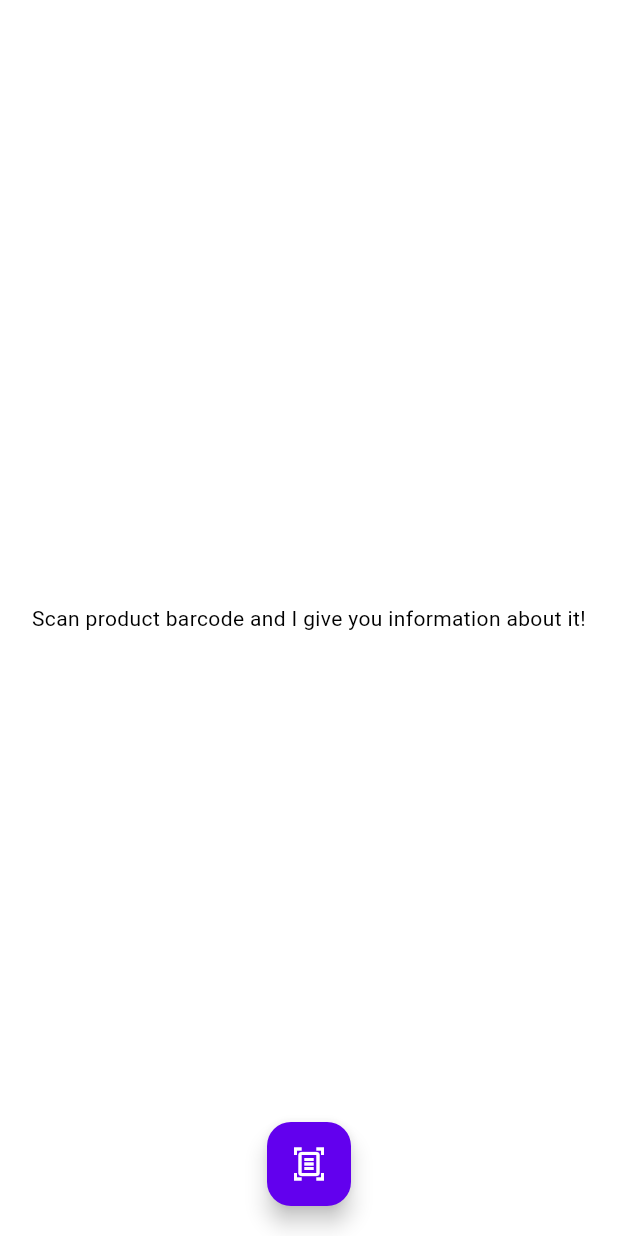
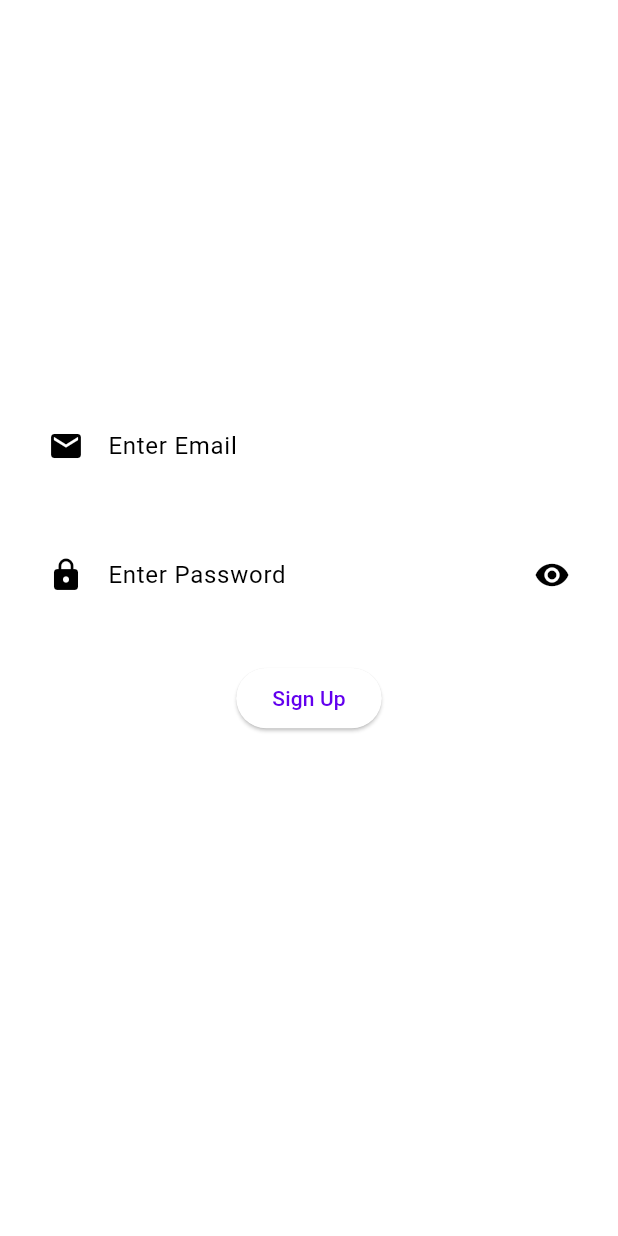
Before and after one commit to ilyosyusuf/barcode, a Flutter app: the screen it shows after launch, on a phone screen of 412 x 824 dp. Run offline on Flutter 3.47's test engine with Material 2 defaults, Android fonts, the phone set to English and light mode, and no system bars; our stand-ins replace firebase_auth, firebase_core; missing offline and left inert: flutter_barcode_scanner; accounts and stored records are empty.

Commit message:
Authentication service was added with firebase

```diff
--- a/lib/config/routes/page_router.dart
+++ b/lib/config/routes/page_router.dart
@@ -1,3 +1,4 @@
+import 'package:barcodeapp/screens/authentication/authentication_page.dart';
 import 'package:barcodeapp/screens/home/home_page.dart';
 import 'package:flutter/material.dart';
 
@@ -11,6 +12,8 @@ class MyRoute {
     switch (settings.name) {
       case '/home':
         return _pages(const HomePage());
+      case '/signup':
+        return _pages(SignUpPage());
       default:
     }
   }
--- a/lib/main.dart
+++ b/lib/main.dart
@@ -1,7 +1,11 @@
 import 'package:barcodeapp/config/routes/page_router.dart';
+import 'package:barcodeapp/services/firebase_service.dart';
+import 'package:firebase_core/firebase_core.dart';
 import 'package:flutter/material.dart';
 
-void main() {
+void main() async {
+  WidgetsFlutterBinding.ensureInitialized();
+  await Firebase.initializeApp();
   runApp(const MyApp());
 }
 
@@ -15,7 +19,7 @@ class MyApp extends StatelessWidget {
       title: 'BarCode',
       theme:
           ThemeData(useMaterial3: true, colorScheme: const ColorScheme.light()),
-      initialRoute: '/home',
+      initialRoute: "/signup",
       onGenerateRoute: MyRoute.instance.onGenerateRoute,
     );
   }
--- /dev/null
+++ b/lib/screens/authentication/authentication_page.dart
@@ -0,0 +1,86 @@
+import 'package:barcodeapp/services/authentication_service.dart';
+import 'package:flutter/material.dart';
+
+class SignUpPage extends StatefulWidget {
+  @override
+  State<SignUpPage> createState() => _SignUpPageState();
+}
+
+class _SignUpPageState extends State<SignUpPage> {
+  TextEditingController emailController = TextEditingController();
+  TextEditingController passwordController = TextEditingController();
+  bool isShown = true;
+
+  @override
+  Widget build(BuildContext context) {
+    return Scaffold(
+      resizeToAvoidBottomInset: false,
+      body: Column(
+        children: [
+          Expanded(
+            flex: 4,
+            child: Padding(
+              padding: const EdgeInsets.all(20.0),
+              child: Column(
+                mainAxisAlignment: MainAxisAlignment.center,
+                children: [
+                  Form(
+                    child: Column(
+                      children: [
+                        TextFormField(
+                          controller: emailController,
+                          decoration: InputDecoration(
+                            prefixIcon: Icon(Icons.email),
+                            labelText: "Enter Email",
+                            fillColor: Colors.white,
+                            filled: true,
+                            border: OutlineInputBorder(
+                              borderSide: BorderSide.none,
+                              borderRadius: BorderRadius.circular(15.0),
+                            ),
+                          ),
+                        ),
+                        const SizedBox(
+                          height: 30.0,
+                        ),
+                        TextFormField(
+                          controller: passwordController,
+                          obscureText: isShown,
+                          decoration: InputDecoration(
+                            prefixIcon: Icon(Icons.lock),
+                            suffixIcon: IconButton(
+                              icon: Icon(Icons.remove_red_eye),
+                              onPressed: () {
+                                isShown = !isShown;
+                                setState(() {});
+                              },
+                            ),
+                            labelText: "Enter Password",
+                            fillColor: Colors.white,
+                            filled: true,
+                            border: OutlineInputBorder(
+                              borderSide: BorderSide.none,
+                              borderRadius: BorderRadius.circular(15.0),
+                            ),
+                          ),
+                        ),
+                      ],
+                    ),
+                  ),
+                  const SizedBox(
+                    height: 30.0,
+                  ),
+                  ElevatedButton(
+                    onPressed: () async {
+                    await AuthenticationService.signUpwithEmail(context: context, email: emailController.text.trim(), password: passwordController.text.trim());
+                  }, child: Text("Sign Up")),
+                  SizedBox(height: 65),
+                ],
+              ),
+            ),
+          ),
+        ],
+      ),
+    );
+  }
+}
--- /dev/null
+++ b/lib/services/authentication_service.dart
@@ -0,0 +1,32 @@
+import 'package:barcodeapp/services/firebase_service.dart';
+import 'package:barcodeapp/widgets/snackbar_widget.dart';
+import 'package:firebase_auth/firebase_auth.dart';
+import 'package:flutter/material.dart';
+
+class AuthenticationService{
+  static Future signUpwithEmail(
+      {required BuildContext context,
+      required String email,
+      required String password}) async {
+    try {
+      await FirebaseService.auth
+          .createUserWithEmailAndPassword(email: email, password: password);
+      Navigator.pushNamedAndRemoveUntil(context, '/home', (route) => false);
+    } on FirebaseAuthException catch (e) {
+      if (e.code == 'weak-password') {
+        Mysnackbar.showmysnack(
+            context: context,
+            text: 'make sure your password is not typical !',
+            color: Colors.red);
+      } else if (e.code == 'email-already-in-use') {
+        Mysnackbar.showmysnack(
+            context: context,
+            text: 'this email is already in use !',
+            color: Colors.red);
+      }
+    } catch (e) {
+      debugPrint('ERROR ACCURED HERE :|| $e');
+    }
+
+  }
+}
--- /dev/null
+++ b/lib/services/firebase_service.dart
@@ -0,0 +1,7 @@
+import 'package:firebase_auth/firebase_auth.dart';
+
+class FirebaseService {
+
+  static FirebaseAuth auth = FirebaseAuth.instance;
+
+}
--- /dev/null
+++ b/lib/widgets/snackbar_widget.dart
@@ -0,0 +1,18 @@
+import 'package:flutter/material.dart';
+
+class Mysnackbar {
+  static showmysnack(
+      {required BuildContext context,
+      required String text,
+      required Color color}) {
+    return ScaffoldMessenger.of(context).showSnackBar(
+      SnackBar(
+        content: Text(
+          text,
+          style: const TextStyle(fontWeight: FontWeight.w400),
+        ),
+        backgroundColor: color,
+      ),
+    );
+  }
+}
--- a/pubspec.yaml
+++ b/pubspec.yaml
@@ -35,6 +35,8 @@ dependencies:
   # Use with the CupertinoIcons class for iOS style icons.
   cupertino_icons: ^1.0.2
   flutter_barcode_scanner: ^2.0.0
+  firebase_auth: ^3.3.19
+  firebase_core: ^1.17.1
 
 dev_dependencies:
   flutter_test:
```
Also changed, not shown: lib/core/data/mock_data.json (+12 -0 lines), pubspec.lock, 5 other files.
